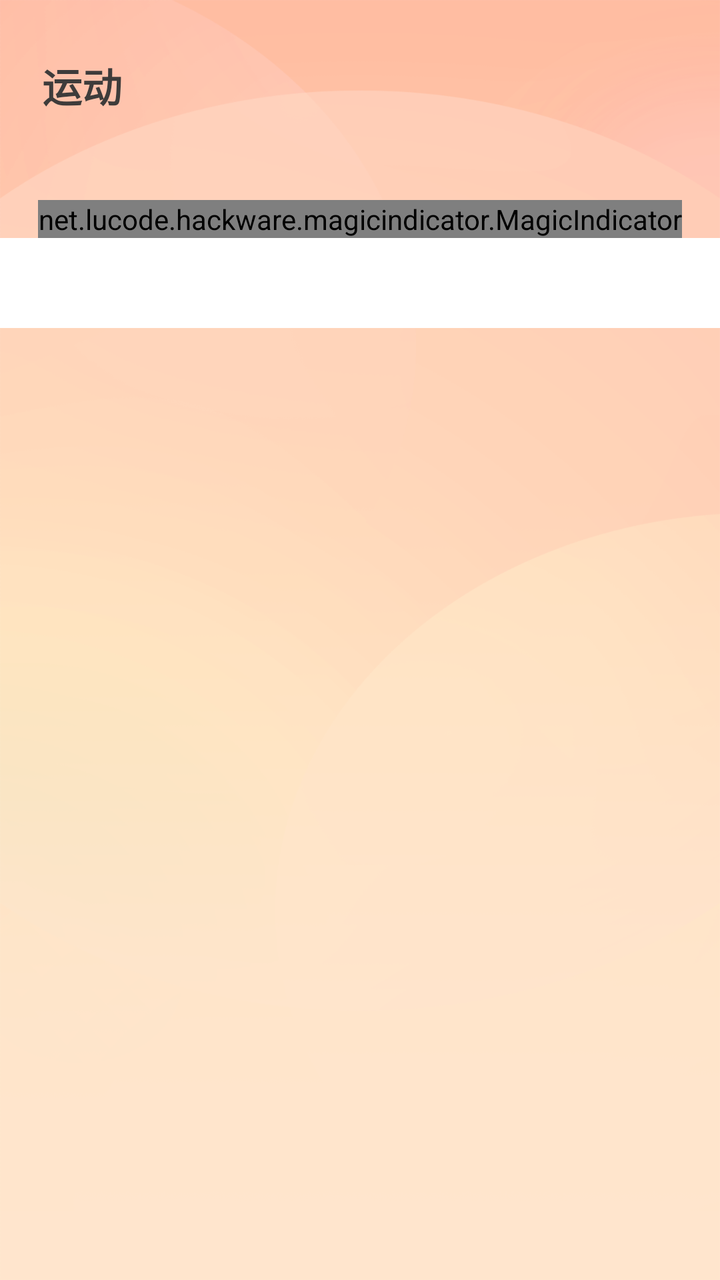
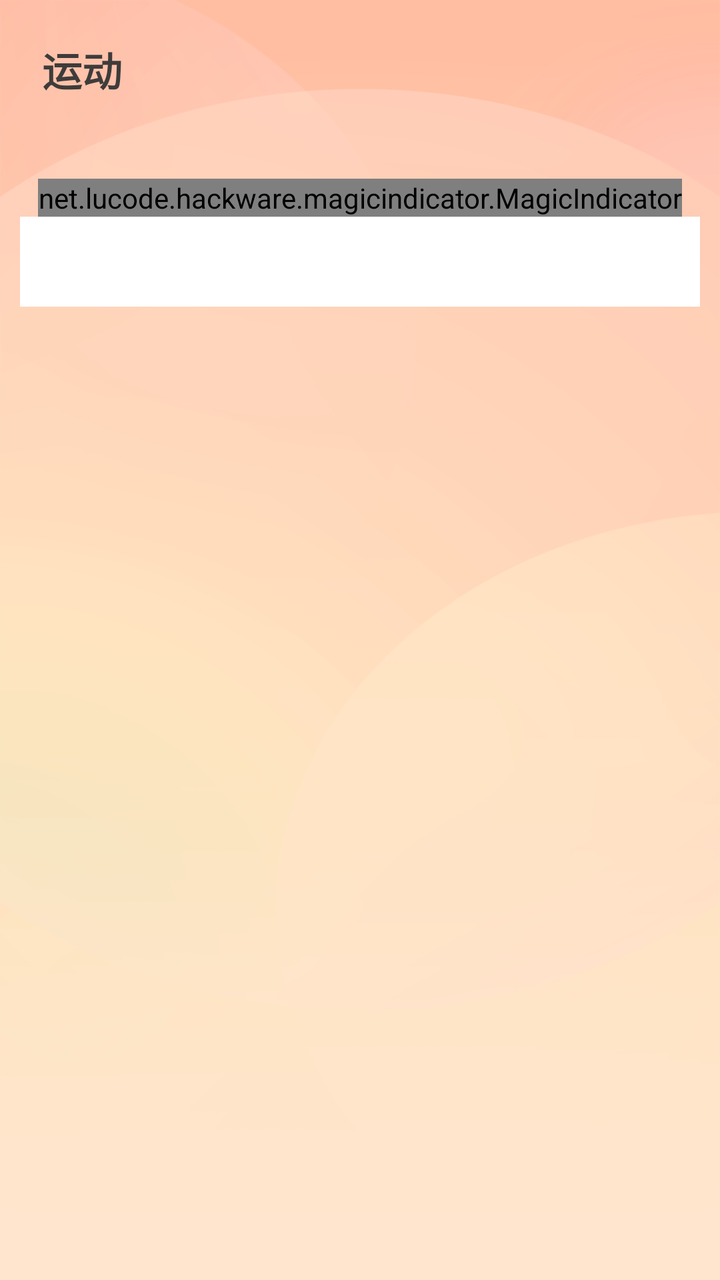

Before-and-after screenshots of an Android layout around one commit, followed by the original layout XML and the change that was made.
<!-- AndroidManifest.xml: application theme AppTheme -->
<!-- res/layout/fragment_steps.xml -->
<?xml version="1.0" encoding="utf-8"?>
<androidx.constraintlayout.widget.ConstraintLayout
    xmlns:android="http://schemas.android.com/apk/res/android"
    xmlns:app="http://schemas.android.com/apk/res-auto"
    android:id="@+id/root"
    android:gravity="center_horizontal"
    android:orientation="vertical"
    android:layout_width="match_parent"
    android:layout_height="match_parent"
    android:background="@mipmap/sport_module_bg">
    <TextView
        android:layout_width="wrap_content"
        android:layout_height="wrap_content"
        android:layout_marginStart="21dp"
        android:layout_marginTop="28dp"
        android:textSize="20sp"
        android:text="运动"
        android:textStyle="bold"
        android:textColor="@color/color_3E3C3B"
        app:layout_constraintStart_toStartOf="parent"
        app:layout_constraintTop_toTopOf="parent"/>
    <LinearLayout
        android:layout_width="match_parent"
        android:layout_height="match_parent"
        android:layout_marginTop="80dp"
        android:orientation="vertical"
        app:bl_solid_color="@color/white"
        app:bl_corners_topLeftRadius="16dp"
        app:bl_corners_topRightRadius="16dp">
        <net.lucode.hackware.magicindicator.MagicIndicator
            android:id="@+id/magicIndicator"
            android:layout_width="wrap_content"
            android:layout_height="wrap_content"
            android:layout_marginTop="20dp"
            android:layout_gravity="center_horizontal"/>
        <View
            android:layout_width="match_parent"
            android:layout_height="45dp"
            android:background="@color/white"/>
        <androidx.viewpager.widget.ViewPager
            android:id="@+id/viewPager"
            android:layout_width="match_parent"
            android:layout_height="match_parent"/>
    </LinearLayout>
</androidx.constraintlayout.widget.ConstraintLayout>
<!-- resources referenced by this layout -->
<resources>
  <color name="color_3E3C3B">#3E3C3B</color>
  <color name="white">#FFFFFF</color>
  <!-- mipmap sport_module_bg: webp bitmap (mipmap-xxhdpi, 182950 bytes) -->
  <style name="AppTheme" parent="Theme.AppCompat.Light.NoActionBar">
          
          <item name="colorPrimary">@color/colorPrimary</item>
          <item name="colorPrimaryDark">@color/colorPrimaryDark</item>
          <item name="colorAccent">@color/colorAccent</item>
      </style>
  <color name="colorPrimary">#008577</color>
  <color name="colorPrimaryDark">#00574B</color>
  <color name="colorAccent">#D81B60</color>
</resources>

<!-- the commit's change to res/layout/fragment_steps.xml (unified diff, before → after) -->
@@ -7,12 +7,13 @@
     android:orientation="vertical"
     android:layout_width="match_parent"
     android:layout_height="match_parent"
-    android:background="@mipmap/sport_module_bg">
+    android:background="@mipmap/bg_health_fg">
     <TextView
+        android:id="@+id/tvSportTitle"
         android:layout_width="wrap_content"
         android:layout_height="wrap_content"
         android:layout_marginStart="21dp"
-        android:layout_marginTop="28dp"
+        android:layout_marginTop="20dp"
         android:textSize="20sp"
         android:text="运动"
         android:textStyle="bold"
@@ -21,12 +22,16 @@
         app:layout_constraintTop_toTopOf="parent"/>
     <LinearLayout
         android:layout_width="match_parent"
-        android:layout_height="match_parent"
-        android:layout_marginTop="80dp"
+        android:layout_height="0dp"
+        android:layout_marginTop="20dp"
+        android:layout_marginLeft="10dp"
+        android:layout_marginRight="10dp"
+        android:layout_marginBottom="10dp"
         android:orientation="vertical"
         app:bl_solid_color="@color/white"
-        app:bl_corners_topLeftRadius="16dp"
-        app:bl_corners_topRightRadius="16dp">
+        app:bl_corners_radius="16dp"
+        app:layout_constraintTop_toBottomOf="@+id/tvSportTitle"
+        app:layout_constraintBottom_toBottomOf="parent">
         <net.lucode.hackware.magicindicator.MagicIndicator
             android:id="@+id/magicIndicator"
             android:layout_width="wrap_content"
<!-- resource entries referenced after the edit -->
@@ -2,7 +2,7 @@
 <resources>
   <color name="color_3E3C3B">#3E3C3B</color>
   <color name="white">#FFFFFF</color>
-  <!-- mipmap sport_module_bg: webp bitmap (mipmap-xxhdpi, 182950 bytes) -->
+  <!-- mipmap bg_health_fg: webp bitmap (mipmap-xhdpi, 81634 bytes) -->
   <style name="AppTheme" parent="Theme.AppCompat.Light.NoActionBar">
           
           <item name="colorPrimary">@color/colorPrimary</item>
